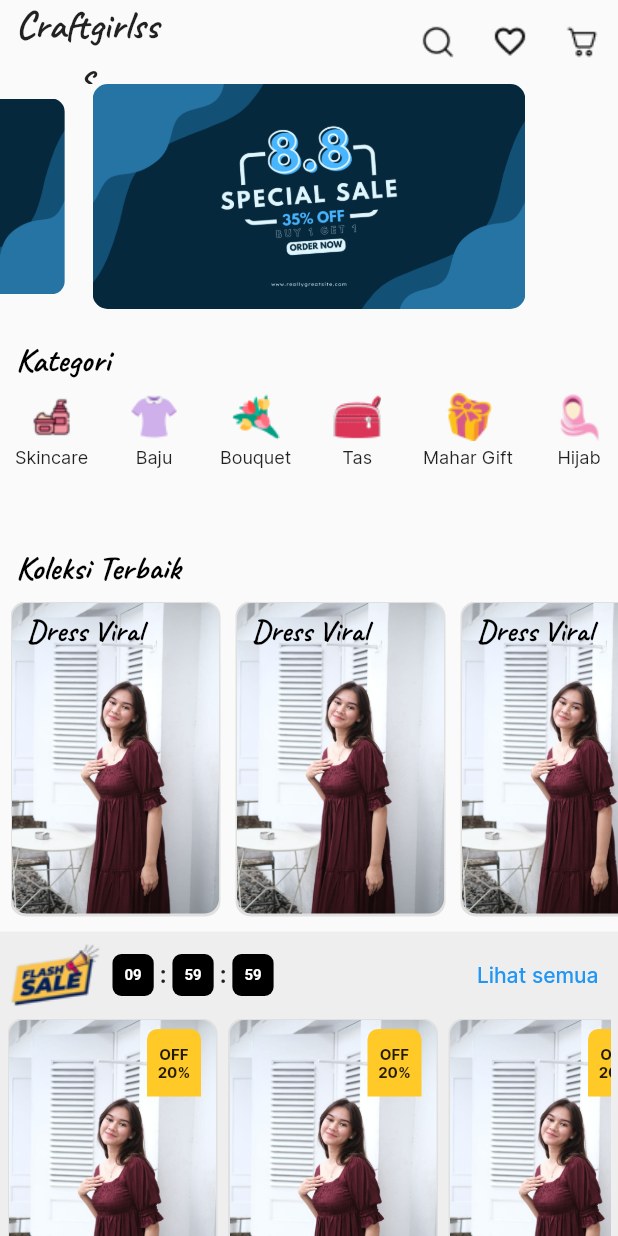
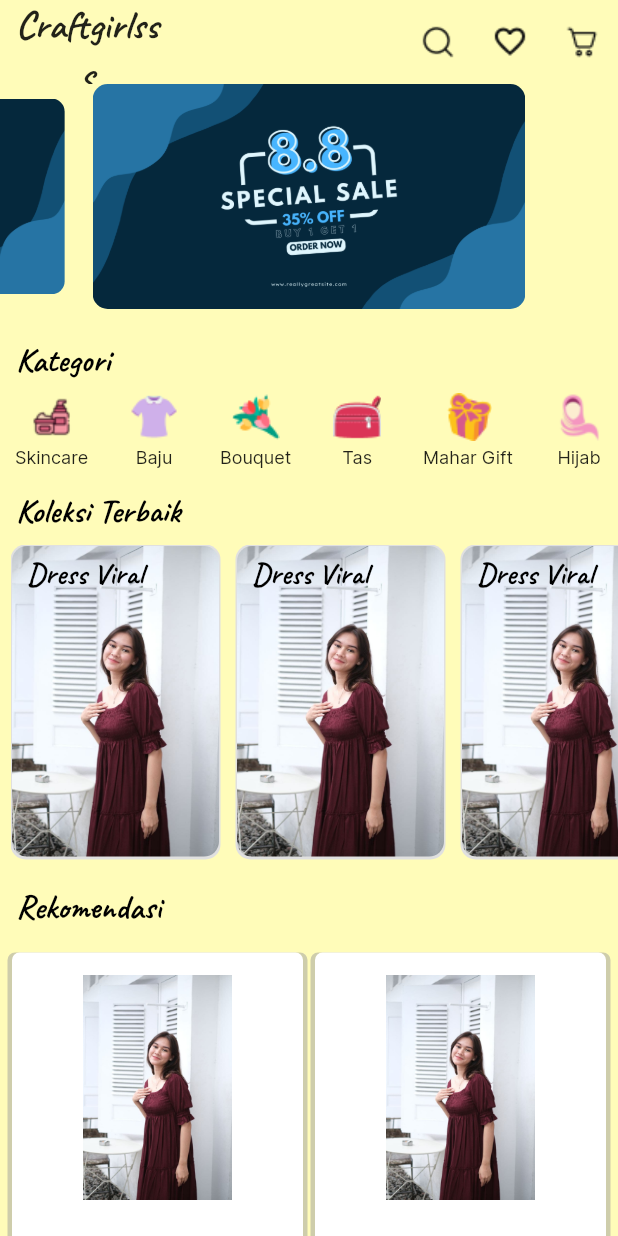
Before and after one commit to craftgirlsss/craftgirlsss-flutter, a Flutter app: the HomePage screen opened directly, on a phone screen of 412 x 824 dp. Run offline on Flutter 3.47's test engine with Material 2 defaults, Android fonts, the light colour scheme and no system bars; drawn by our look-alikes of carousel_slider; our stand-ins replace animated_text_kit, bottom_navy_bar, get, image_picker, photo_view, shared_preferences and 2 more; missing offline and left inert: jumping_dot; accounts and stored records are empty.

Commit message:
add favorite page

```diff
--- a/lib/main.dart
+++ b/lib/main.dart
@@ -2,16 +2,11 @@ import 'dart:io';
 import 'package:craftgirlsss/src/helpers/certificates/certificate.dart';
 import 'package:craftgirlsss/src/views/splashscreen/splashscreen.dart';
 import 'package:flutter/material.dart';
-import 'package:flutter/services.dart';
 import 'package:get/get.dart';
 import 'package:supabase_flutter/supabase_flutter.dart';
 import 'package:flutter/scheduler.dart';
 
 Future<void> main() async {
-  SystemChrome.setSystemUIOverlayStyle(const SystemUiOverlayStyle(
-    systemNavigationBarColor: Colors.blue, // navigation bar color
-    statusBarColor: Colors.white, // status bar color
-  ));
   HttpOverrides.global = CertificateNetwork();
   WidgetsFlutterBinding.ensureInitialized();
   SchedulerBinding.instance.window.platformBrightness == Brightness.light;
--- a/lib/src/controllers/GetxController/profile_controller.dart
+++ b/lib/src/controllers/GetxController/profile_controller.dart
@@ -46,7 +46,10 @@ class ProfileController extends GetxController {
       var result = await vars.client.storage.from('image_profile').upload(
           'public/$nameFile', avatarFile,
           fileOptions: const FileOptions(cacheControl: '3600', upsert: false));
-      String? fullURL = urlPhotoSupabase.value + result;
+      var resultPulicURL =
+          vars.client.storage.from('avatars').getPublicUrl('public/$nameFile');
+      print(resultPulicURL);
+      String? fullURL = urlPhotoSupabase.value + resultPulicURL;
       print(result);
       var resultWrite = await vars.client
           .from('cr_profiles')
--- a/lib/src/view-models/appbars/appbarhome.dart
+++ b/lib/src/view-models/appbars/appbarhome.dart
@@ -1,5 +1,7 @@
 import 'package:craftgirlsss/src/view-models/fontstyles/title.dart';
+import 'package:craftgirlsss/src/views/favorite/favorite.dart';
 import 'package:flutter/material.dart';
+import 'package:get/get.dart';
 
 AppBar kAppBarHome() {
   return AppBar(
@@ -26,7 +28,9 @@ AppBar kAppBarHome() {
           icon: Image.asset('assets/icons/search.png')),
       IconButton(
           tooltip: 'Favorit',
-          onPressed: () {},
+          onPressed: () {
+            Get.to(() => const FavoritePage());
+          },
           icon: Image.asset('assets/icons/favorit.png')),
       IconButton(
           tooltip: 'Cart',
--- /dev/null
+++ b/lib/src/view-models/cards/cardproduct.dart
@@ -0,0 +1,79 @@
+import 'package:craftgirlsss/src/helpers/formatcurrency/formatcurrency.dart';
+import 'package:flutter/material.dart';
+
+Widget cardProductGridView(
+    {String? productName,
+    int? productPrice,
+    Function()? onPressedFavorit,
+    bool? needFavoritIcon,
+    String? urlImage}) {
+  return Container(
+    decoration: BoxDecoration(
+        color: Colors.white,
+        borderRadius: BorderRadius.circular(5),
+        boxShadow: [
+          BoxShadow(
+              color: Colors.grey.withOpacity(0.5),
+              spreadRadius: 3,
+              offset: const Offset(0, 3))
+        ]),
+    child: Padding(
+      padding: const EdgeInsets.symmetric(horizontal: 10),
+      child: Column(
+        mainAxisAlignment: MainAxisAlignment.spaceEvenly,
+        crossAxisAlignment: CrossAxisAlignment.start,
+        children: [
+          Container(
+            alignment: Alignment.center,
+            child: Image.asset(
+              'assets/images/example.jpg',
+              errorBuilder: (context, error, stackTrace) => const Text('error'),
+              height: 150,
+            ),
+          ),
+          const SizedBox(height: 5),
+          Text(
+            productName ?? '-',
+            style: const TextStyle(
+                color: Colors.black,
+                fontSize: 16,
+                fontWeight: FontWeight.normal,
+                fontFamily: "Inter"),
+          ),
+          needFavoritIcon == true
+              ? Row(
+                  mainAxisAlignment: MainAxisAlignment.spaceBetween,
+                  children: [
+                    Text(
+                      formatCurrency.format(productPrice),
+                      style: const TextStyle(
+                          color: Colors.red,
+                          fontWeight: FontWeight.bold,
+                          fontFamily: "Inter"),
+                    ),
+                    InkWell(
+                      onTap: onPressedFavorit,
+                      child: const Icon(
+                        Icons.favorite_border,
+                        color: Colors.red,
+                      ),
+                    )
+                  ],
+                )
+              : Row(
+                  mainAxisAlignment: MainAxisAlignment.start,
+                  children: [
+                    Text(
+                      formatCurrency.format(productPrice),
+                      style: const TextStyle(
+                          color: Colors.red,
+                          fontWeight: FontWeight.bold,
+                          fontFamily: "Inter"),
+                    ),
+                  ],
+                )
+        ],
+      ),
+    ),
+  );
+}
--- a/lib/src/view-models/containers/cardproduct/cardroductflashsale.dart
+++ b/lib/src/view-models/containers/cardproduct/cardroductflashsale.dart
@@ -6,8 +6,6 @@ Widget cardFlashsale(
   return GestureDetector(
     onTap: onTap,
     child: Container(
-      padding: const EdgeInsets.all(1),
-      width: 140,
       height: 180,
       decoration: BoxDecoration(
         borderRadius: BorderRadius.circular(10),
@@ -15,11 +13,13 @@ Widget cardFlashsale(
       ),
       child: Stack(
         children: [
-          ClipRRect(
-            borderRadius: BorderRadius.circular(10),
-            child: const Image(
-              image: AssetImage('assets/images/example.jpg'),
-              fit: BoxFit.cover,
+          Center(
+            child: ClipRRect(
+              borderRadius: BorderRadius.circular(10),
+              child: const Image(
+                image: AssetImage('assets/images/example.jpg'),
+                fit: BoxFit.cover,
+              ),
             ),
           ),
           Positioned(
--- a/lib/src/view-models/containers/categoryproduct/categoryproduct.dart
+++ b/lib/src/view-models/containers/categoryproduct/categoryproduct.dart
@@ -5,7 +5,7 @@ Container categoryProduct(context) {
     padding: const EdgeInsets.only(left: 10, right: 10),
     color: Colors.transparent,
     width: MediaQuery.of(context).size.width,
-    height: MediaQuery.of(context).size.height / 8,
+    height: 65,
     child: Row(
       mainAxisAlignment: MainAxisAlignment.spaceBetween,
       children: [
--- a/lib/src/view-models/listtiles/listtileprofile.dart
+++ b/lib/src/view-models/listtiles/listtileprofile.dart
@@ -9,8 +9,6 @@ Widget listTileProfile(
   return Padding(
     padding: const EdgeInsets.all(5),
     child: ListTile(
-      minVerticalPadding: 10,
-      style: ListTileStyle.drawer,
       tileColor: Colors.white,
       selectedTileColor: Colors.grey.shade400,
       onTap: onPressed,
--- a/lib/src/views/home/home.dart
+++ b/lib/src/views/home/home.dart
@@ -1,5 +1,6 @@
 import 'package:carousel_slider/carousel_slider.dart';
 import 'package:craftgirlsss/src/view-models/appbars/appbarhome.dart';
+import 'package:craftgirlsss/src/view-models/cards/cardproduct.dart';
 import 'package:craftgirlsss/src/view-models/containers/cardproduct/cartproduct.dart';
 import 'package:craftgirlsss/src/view-models/containers/categoryproduct/categoryproduct.dart';
 import 'package:craftgirlsss/src/view-models/containers/flashsale/flashsale.dart';
@@ -18,6 +19,7 @@ class _HomePageState extends State<HomePage> {
   @override
   Widget build(BuildContext context) {
     return Scaffold(
+      backgroundColor: const Color(0xfffffcb9),
       appBar: kAppBarHome(),
       body: ListView(
         children: [
@@ -77,7 +79,33 @@ class _HomePageState extends State<HomePage> {
             ),
           ),
           const SizedBox(height: 10),
-          const FlashSale(),
+          // const FlashSale(),
+          const SizedBox(height: 8),
+          Text(
+            '  Rekomendasi',
+            style: title(fontSize: 22, fontWeight: FontWeight.bold),
+          ),
+          const SizedBox(height: 8),
+          Padding(
+            padding: const EdgeInsets.all(8.0),
+            child: GridView.builder(
+                shrinkWrap: true,
+                physics: const ScrollPhysics(),
+                gridDelegate: const SliverGridDelegateWithMaxCrossAxisExtent(
+                    maxCrossAxisExtent: 250,
+                    childAspectRatio: 1 / 1.4,
+                    crossAxisSpacing: 8,
+                    mainAxisSpacing: 8),
+                itemCount: 11,
+                itemBuilder: (BuildContext ctx, index) {
+                  return cardProductGridView(
+                      needFavoritIcon: true,
+                      urlImage: 'assets/images/example.jpg',
+                      onPressedFavorit: () {},
+                      productName: "Daster",
+                      productPrice: 50000);
+                }),
+          ),
           footer(context)
         ],
       ),
--- a/lib/src/views/profile/profile.dart
+++ b/lib/src/views/profile/profile.dart
@@ -49,7 +49,7 @@ class _ProfileTabState extends State<ProfileTab> {
                       ? photo(context,
                           button: true,
                           urlPhoto:
-                              "https://zhfjjcaxzhmrexhkzest.supabase.co/storage/v1/object/${profileC.profileModels[0].urlProfile}",
+                              "https://zhfjjcaxzhmrexhkzest.supabase.co/storage/v1/object/public/${profileC.profileModels[0].urlProfile}",
                           email: profileC.profileModels[0].email,
                           nama: profileC.profileModels[0].name,
                           onPressedButtonChange: () async {
--- a/pubspec.yaml
+++ b/pubspec.yaml
@@ -33,6 +33,7 @@ dependencies:
   http: ^0.13.6
   animations: ^2.0.7
   url_launcher: any
+  # flutter_launcher_icons: ^0.13.1
 
 dev_dependencies:
   flutter_test:
```
Also changed, not shown: lib/src/view-models/containers/flashsale/flashsale.dart (+64 -57 lines), lib/src/views/favorite/favorite.dart (added, +40 -0 lines), 1 other file.
